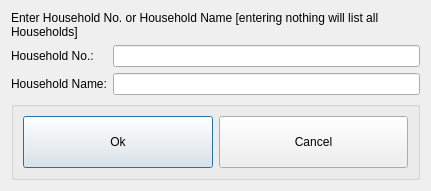
snim2mirror/openihm, file src/openihm/gui/designs/ui_findhousehold.ui: the form before one commit.
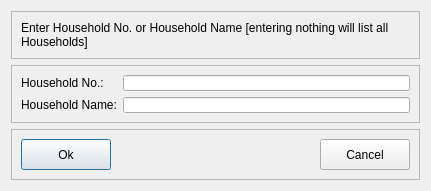
The form after the commit.

Commit message: Issue 69: Using layouts on find households and find projects.

Patch:
```diff
--- a/src/openihm/gui/designs/ui_findhousehold.ui
+++ b/src/openihm/gui/designs/ui_findhousehold.ui
@@ -19,8 +19,17 @@
   <property name="windowTitle">
    <string>Find Household</string>
   </property>
-  <layout class="QFormLayout" name="formLayout">
-   <item row="0" column="0" colspan="2">
+  <layout class="QVBoxLayout" name="verticalLayout">
+   <item>
+    <widget class="QFrame" name="frame">
+     <property name="frameShape">
+      <enum>QFrame::StyledPanel</enum>
+     </property>
+     <property name="frameShadow">
+      <enum>QFrame::Raised</enum>
+     </property>
+     <layout class="QGridLayout" name="gridLayout">
+      <item row="0" column="0">
     <widget class="QLabel" name="label_3">
      <property name="text">
       <string>Enter Household No. or Household Name [entering nothing will list all Households]</string>
@@ -30,7 +39,19 @@
      </property>
     </widget>
    </item>
-   <item row="1" column="0">
+     </layout>
+    </widget>
+   </item>
+   <item>
+    <widget class="QFrame" name="frame_2">
+     <property name="frameShape">
+      <enum>QFrame::StyledPanel</enum>
+     </property>
+     <property name="frameShadow">
+      <enum>QFrame::Raised</enum>
+     </property>
+     <layout class="QFormLayout" name="formLayout">
+      <item row="0" column="0">
     <widget class="QLabel" name="label">
      <property name="text">
       <string>Household No.:</string>
@@ -40,10 +61,10 @@
      </property>
     </widget>
    </item>
-   <item row="1" column="1">
+      <item row="0" column="1">
     <widget class="QLineEdit" name="txtHouseholdNo"/>
    </item>
-   <item row="2" column="0">
+      <item row="1" column="0">
     <widget class="QLabel" name="label_2">
      <property name="text">
       <string>Household Name:</string>
@@ -53,22 +74,22 @@
      </property>
     </widget>
    </item>
-   <item row="2" column="1">
+      <item row="1" column="1">
     <widget class="QLineEdit" name="txtHouseholdName"/>
    </item>
-   <item row="3" column="0" colspan="2">
-    <widget class="QGroupBox" name="groupBox">
-     <property name="sizePolicy">
-      <sizepolicy hsizetype="MinimumExpanding" vsizetype="MinimumExpanding">
-       <horstretch>0</horstretch>
-       <verstretch>0</verstretch>
-      </sizepolicy>
-     </property>
-     <property name="title">
-      <string/>
-     </property>
-     <layout class="QHBoxLayout" name="horizontalLayout">
+     </layout>
+    </widget>
+   </item>
       <item>
+    <widget class="QFrame" name="frame_3">
+     <property name="frameShape">
+      <enum>QFrame::StyledPanel</enum>
+     </property>
+     <property name="frameShadow">
+      <enum>QFrame::Raised</enum>
+     </property>
+     <layout class="QGridLayout" name="gridLayout_2">
+      <item row="0" column="0">
        <widget class="QPushButton" name="cmdOk">
         <property name="sizePolicy">
          <sizepolicy hsizetype="Minimum" vsizetype="Minimum">
@@ -76,12 +97,18 @@
           <verstretch>0</verstretch>
          </sizepolicy>
         </property>
+        <property name="minimumSize">
+         <size>
+          <width>90</width>
+          <height>31</height>
+         </size>
+        </property>
         <property name="text">
          <string>Ok</string>
         </property>
        </widget>
       </item>
-      <item>
+      <item row="0" column="2">
        <widget class="QPushButton" name="cmdCancel">
         <property name="sizePolicy">
          <sizepolicy hsizetype="Minimum" vsizetype="Minimum">
@@ -89,11 +116,30 @@
           <verstretch>0</verstretch>
          </sizepolicy>
         </property>
+        <property name="minimumSize">
+         <size>
+          <width>90</width>
+          <height>31</height>
+         </size>
+        </property>
         <property name="text">
          <string>Cancel</string>
         </property>
        </widget>
       </item>
+      <item row="0" column="1">
+       <spacer name="horizontalSpacer">
+        <property name="orientation">
+         <enum>Qt::Horizontal</enum>
+        </property>
+        <property name="sizeHint" stdset="0">
+         <size>
+          <width>40</width>
+          <height>20</height>
+         </size>
+        </property>
+       </spacer>
+      </item>
      </layout>
     </widget>
    </item>
```
Lines whose indentation alone changed are shown as unchanged. The commit also changes 4 other files.
